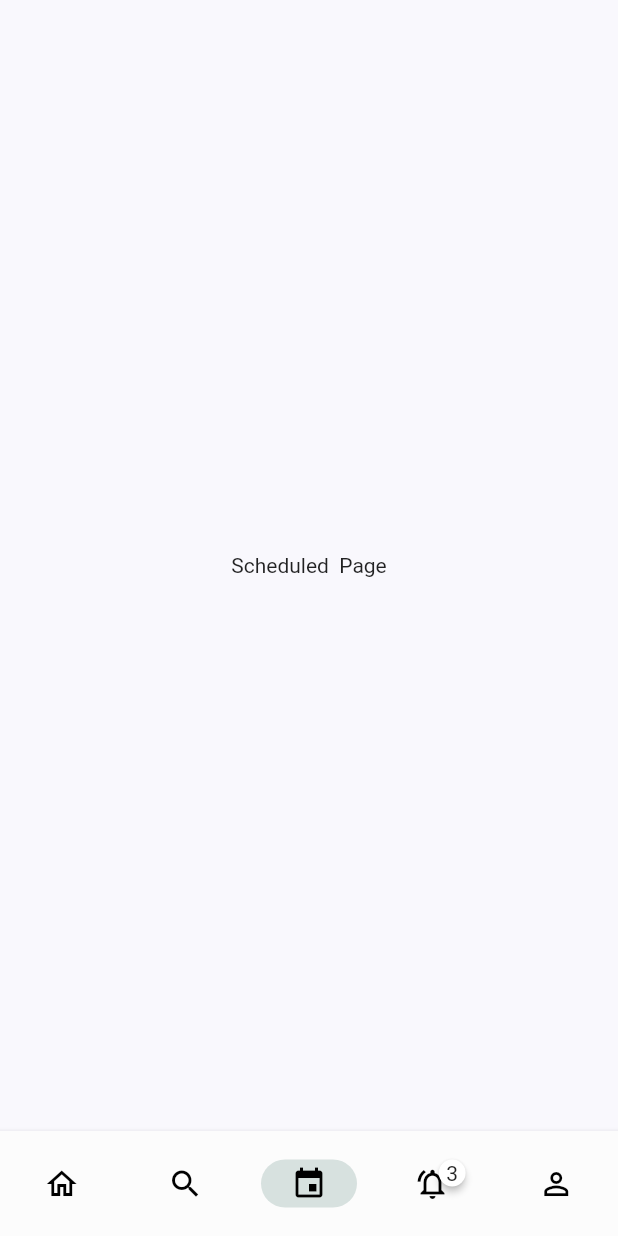
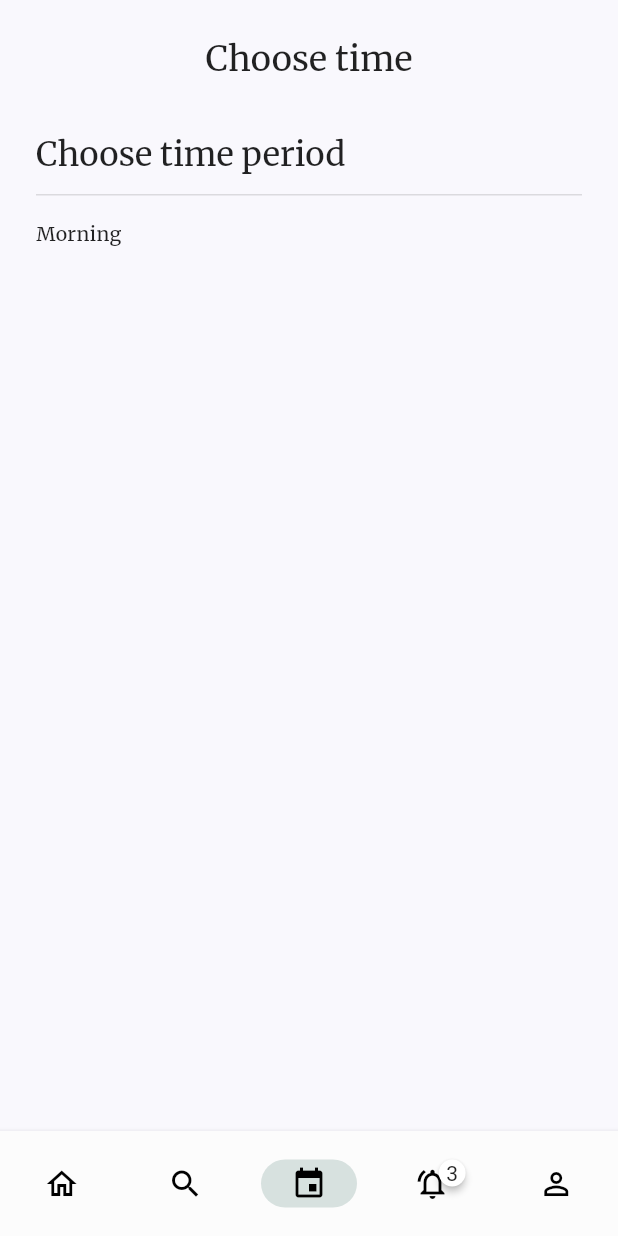
Before and after one commit to DilipKumar64/beauty, a Flutter app: the BottomBar screen opened by its route, item 3 of the bottom bar chosen, on a phone screen of 412 x 824 dp. Run offline on Flutter 3.47's test engine with Material 2 defaults, Android fonts, the phone set to English and light mode, and no system bars; drawn by our look-alikes of badges; our stand-ins replace carousel_slider, flutter_screenutil, google_fonts; missing offline and left inert: fl_country_code_picker.

Commit message:
''schedule appoinment screen started'

```diff
--- a/lib/screens/auth/widgets/custom_round_login_button.dart
+++ b/lib/screens/auth/widgets/custom_round_login_button.dart
@@ -1,4 +1,5 @@
 import 'package:flutter/material.dart';
+import 'package:flutter_screenutil/flutter_screenutil.dart';
 
 class CustomRoundLoginButon extends StatelessWidget {
   const CustomRoundLoginButon({
@@ -25,7 +26,7 @@ class CustomRoundLoginButon extends StatelessWidget {
             ),
           ],
         ),
-        height: 40,
+        height: 35.h,
         child: Image.asset(logoUrl),
       ),
     );
--- /dev/null
+++ b/lib/screens/schedule appoinment/screens/schedule_appoinmtnet_screen.dart
@@ -0,0 +1,50 @@
+import 'package:flutter/material.dart';
+import 'package:flutter_screenutil/flutter_screenutil.dart';
+
+import '../../../constants.dart';
+
+class ScheduleAppoinmentScreen extends StatefulWidget {
+  const ScheduleAppoinmentScreen({super.key});
+  static const String routeName = '/shcedule-appoinment';
+  @override
+  State<ScheduleAppoinmentScreen> createState() =>
+      _ScheduleAppoinmentScreenState();
+}
+
+class _ScheduleAppoinmentScreenState extends State<ScheduleAppoinmentScreen> {
+  @override
+  Widget build(BuildContext context) {
+    return SafeArea(
+        child: Scaffold(
+      body: SingleChildScrollView(
+        child: Padding(
+          padding: const EdgeInsets.only(left: 24.0, right: 24.0, top: 24.0),
+          child: Column(
+            crossAxisAlignment: CrossAxisAlignment.start,
+            children: [
+              Center(
+                child: Text(
+                  'Choose time',
+                  style: textTheme.headlineSmall!
+                      .copyWith(fontWeight: FontWeight.normal),
+                ),
+              ),
+              SizedBox(height: 30.h),
+              Text(
+                'Choose time period',
+                style: textTheme.titleMedium!.copyWith(fontSize: 22),
+              ),
+              const SizedBox(height: 5),
+              const Divider(thickness: 1),
+              const SizedBox(height: 10),
+              Text(
+                'Morning',
+                style: textTheme.bodyMedium,
+              )
+            ],
+          ),
+        ),
+      ),
+    ));
+  }
+}
--- a/lib/widgets/bottom_bar.dart
+++ b/lib/widgets/bottom_bar.dart
@@ -1,5 +1,6 @@
 import 'package:beauty/constants.dart';
 import 'package:beauty/screens/profile/screens/profile_screen.dart';
+import 'package:beauty/screens/schedule%20appoinment/screens/schedule_appoinmtnet_screen.dart';
 import 'package:flutter/material.dart';
 
 import 'package:badges/badges.dart' as badges;
@@ -23,9 +24,7 @@ class _BottomBarState extends State<BottomBar> {
     const Center(
       child: Text("search page"),
     ),
-    const Center(
-      child: Text("Scheduled  Page"),
-    ),
+    const ScheduleAppoinmentScreen(),
     const Center(
       child: Text("notification Page"),
     ),
@@ -34,7 +33,7 @@ class _BottomBarState extends State<BottomBar> {
   @override
   Widget build(BuildContext context) {
     return Scaffold(
-        body: pages[page],
+        body: IndexedStack(index: page, children: pages),
         bottomNavigationBar: NavigationBarTheme(
           data: const NavigationBarThemeData(
             height: 70,
```
Also changed, not shown: lib/screens/auth/auth_screen.dart (+10 -9 lines).
